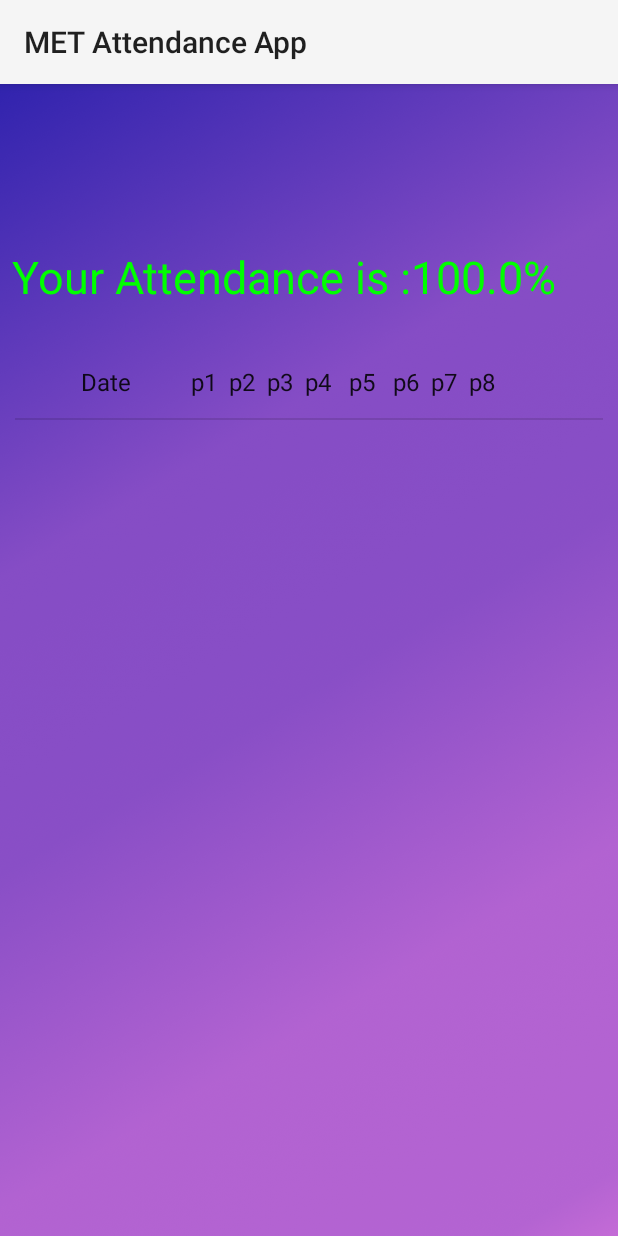
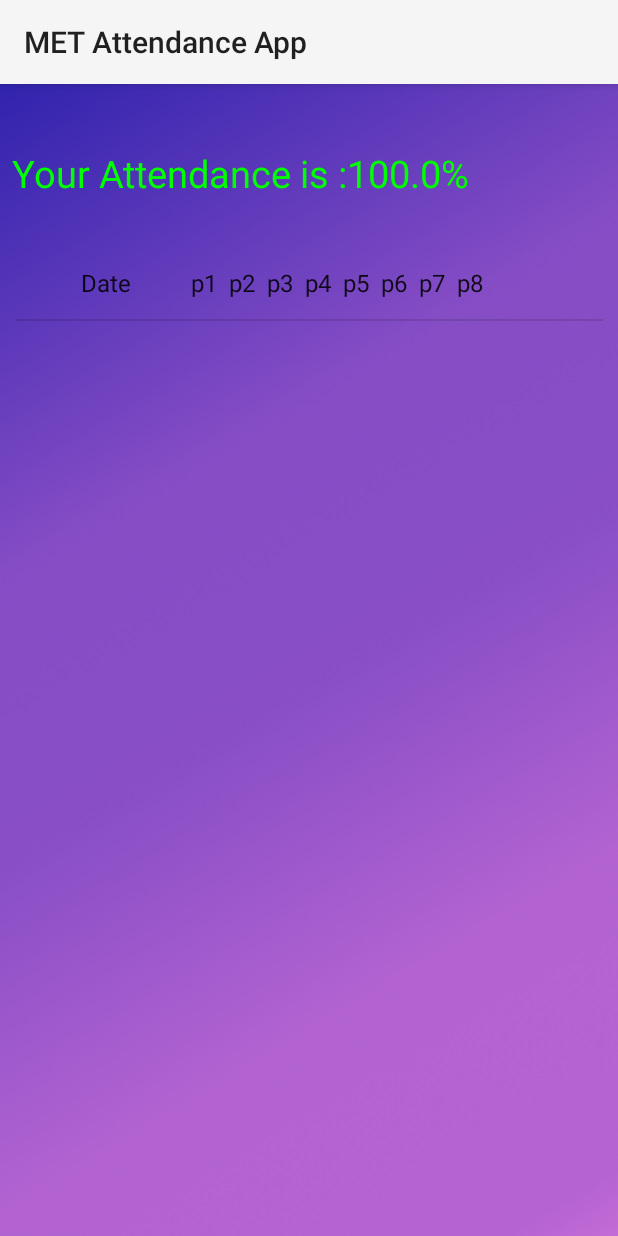
Before and after one commit to siddhant0912/MET-Attendaence-System, an Android app: the student_attendance_sheet screen opened directly, with no data from a screen before it, on a phone screen of 412 x 824 dp. Run offline under Robolectric (Android 15) with nearby library versions, the phone set to English and light mode, and no system bars; our stand-ins replace Firebase (no records; nobody signed in at launch, a user with empty details on screens opened directly); 1 statement that could not run was skipped.

Commit message:
Display and take attendance fixed

```diff
--- a/app/src/main/java/com/example/metattendanceapp/admin_attendanceSheet.java
+++ b/app/src/main/java/com/example/metattendanceapp/admin_attendanceSheet.java
@@ -59,7 +59,7 @@ public class admin_attendanceSheet extends AppCompatActivity {
             public void onDataChange(DataSnapshot dataSnapshot) {
                 // Result will be holded Here
 
-                Studentlist.add("      SID                    "+"p1  "+"p2  "+"p3  "+"p4  "+ "p5  "+"p6  "+"p7  "+"p8");
+                Studentlist.add("    SID                    "+"p1  "+"p2  "+"p3  "+"p4  "+"p5  "+"p6  "+"p7  "+"p8");
                 for (Object sid : userlist) {
 
                     //DataSnapshot dsp=dataSnapshot.child(sid.toString());
@@ -71,7 +71,7 @@ public class admin_attendanceSheet extends AppCompatActivity {
                     String p6=dataSnapshot.child(sid.toString()).child("p6").getValue().toString().substring(0,1);
                     String p7=dataSnapshot.child(sid.toString()).child("p7").getValue().toString().substring(0,1);
                     String p8=dataSnapshot.child(sid.toString()).child("p8").getValue().toString().substring(0,1);
-                    Studentlist.add(dataSnapshot.child(sid.toString()).getKey().toString()+"    "+p1+"     "+p2+"     "+p3+"     "+p4+"      "+p5+"       "+p6+"      "+p7+"      "+p8); //add result into array list
+                    Studentlist.add(dataSnapshot.child(sid.toString()).getKey().toString()+"   "+p1+"    "+p2+"    "+p3+"    "+p4+"    "+p5+"    "+p6+"    "+p7+"    "+p8); //add result into array list
                 }
                 //Toast.makeText(getApplicationContext(),Studentlist.toString(), Toast.LENGTH_LONG).show();
                 list(Studentlist);
--- a/app/src/main/java/com/example/metattendanceapp/show_teachers.java
+++ b/app/src/main/java/com/example/metattendanceapp/show_teachers.java
@@ -18,7 +18,7 @@ public class show_teachers extends ArrayAdapter<Teacher> {
     private List<Teacher> teacherList;
 
     public show_teachers(Activity context, List<Teacher> teacherList){
-        super(context, R.layout.activity_show_teachers);
+        super(context, R.layout.activity_show_teachers,teacherList);
         this.context=context;
         this.teacherList=teacherList;
 
@@ -34,12 +34,13 @@ public class show_teachers extends ArrayAdapter<Teacher> {
         TextView textViewtname = (TextView)  listViewItem.findViewById(R.id.textViewstname);
         TextView textviewstclass = (TextView) listViewItem.findViewById(R.id.textViewstclasses);
         TextView textviewsubject = (TextView) listViewItem.findViewById(R.id.textViewsubject);
-
+        TextView textviewpassowrd = (TextView)listViewItem.findViewById(R.id.textViewpassword);
 
         Teacher teacher = teacherList.get(position);
         textviewtid.setText(teacher.getTid());
         textViewtname.setText(teacher.getTname());
         textviewstclass.setText(teacher.getClasses());
+        textviewpassowrd.setText(teacher.gettpass());
         textviewsubject.setText(teacher.getSubject());
 
         return   listViewItem;
--- a/app/src/main/java/com/example/metattendanceapp/student_attendance_sheet.java
+++ b/app/src/main/java/com/example/metattendanceapp/student_attendance_sheet.java
@@ -40,7 +40,7 @@ public class student_attendance_sheet extends AppCompatActivity{
         t.setText(student_id);
 
         dates.clear();
-        dates.add("       Date          "+"p1  "+"p2  "+"p3  "+"p4   "+ "p5   "+"p6  "+"p7  "+"p8");
+        dates.add("       Date          "+"p1  "+"p2  "+"p3  "+"p4  "+ "p5  "+"p6  "+"p7  "+"p8");
 
         dbAttendance = ref.child("attendance");
         dbAttendance.addListenerForSingleValueEvent(new ValueEventListener() {
@@ -55,7 +55,7 @@ public class student_attendance_sheet extends AppCompatActivity{
                     p6 = dsp.child(student_id).child("p6").getValue().toString().substring(0, 1);
                     p7 = dsp.child(student_id).child("p7").getValue().toString().substring(0, 1);
                     p8 = dsp.child(student_id).child("p8").getValue().toString().substring(0, 1);
-                    dates.add(dsp.getKey() + "    " + p1 + "     " + p2 + "     " + p3 + "     " + p4 + "      " + p5 + "       " + p6 + "      " + p7 + "      " + p8); //add result into array list
+                    dates.add(dsp.getKey() + "    " + p1 +"    " + p2 +"    " + p3 +"    " + p4 +"     "+ p5 +"    "+ p6+"    "+ p7 +"    "+ p8); //add result into array slist
 
 
                     // Toast.makeText(getApplicationContext(),dsp.child(student_id).child("p1").getValue().toString(),Toast.LENGTH_LONG).show();
--- a/app/src/main/res/layout/activity_addstudent.xml
+++ b/app/src/main/res/layout/activity_addstudent.xml
@@ -135,8 +135,10 @@
     </LinearLayout>
 
     <ListView
+
         android:id="@+id/listviewstudent"
         android:layout_width="match_parent"
+        android:listSelector="@drawable/bottom"
         android:layout_height="match_parent" />
 
 </LinearLayout>
--- a/app/src/main/res/layout/activity_addteacher.xml
+++ b/app/src/main/res/layout/activity_addteacher.xml
@@ -152,6 +152,7 @@
     <ListView
         android:id="@+id/listViewteachers"
         android:layout_width="match_parent"
+        android:listSelector="@drawable/bottom"
         android:layout_height="match_parent" />
 
 </LinearLayout>
--- a/app/src/main/res/layout/activity_student_attendance_sheet.xml
+++ b/app/src/main/res/layout/activity_student_attendance_sheet.xml
@@ -7,30 +7,31 @@
     android:orientation="vertical"
     android:background="@drawable/background"
     tools:context="com.example.metattendanceapp.student_attendance_sheet">
+
     <include
         android:id="@+id/studentsheet"
         layout="@layout/appbar"
-        android:layout_width="match_parent"
-        android:layout_height="wrap_content"
-        tools:layout_editor_absoluteX="8dp"
-        />
+        android:layout_width="340dp"
+        android:layout_height="34dp"
+        tools:layout_editor_absoluteX="8dp" />
+
     <TextView
         android:id="@+id/textView3"
         android:layout_width="match_parent"
         android:layout_height="59dp"
+        android:layout_marginLeft="8dp"
+        android:layout_marginTop="8dp"
+        android:layout_marginRight="8dp"
+        android:layout_marginBottom="7dp"
         android:text="TextView"
-        android:textSize="30dp"
-        android:layout_marginRight="8dp"
         android:textColor="#fff"
+        android:textSize="25dp"
+        app:layout_constraintBottom_toBottomOf="parent"
+        app:layout_constraintHorizontal_bias="0.502"
+        app:layout_constraintLeft_toLeftOf="parent"
         app:layout_constraintRight_toRightOf="parent"
-        android:layout_marginLeft="8dp"
-        app:layout_constraintLeft_toLeftOf="parent"
-        app:layout_constraintBottom_toBottomOf="parent"
-        android:layout_marginBottom="7dp"
         app:layout_constraintTop_toTopOf="parent"
-        android:layout_marginTop="8dp"
-        app:layout_constraintVertical_bias="0.017"
-        app:layout_constraintHorizontal_bias="0.502" />
+        app:layout_constraintVertical_bias="0.017" />
 
     <ListView
         android:id="@+id/list"
```
Also changed, not shown: app/src/main/res/layout/activity_show_teachers.xml (+14 -7 lines).
